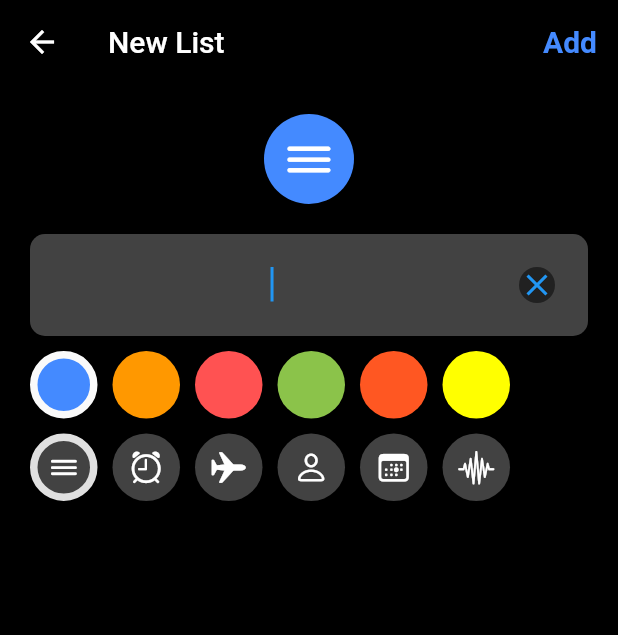
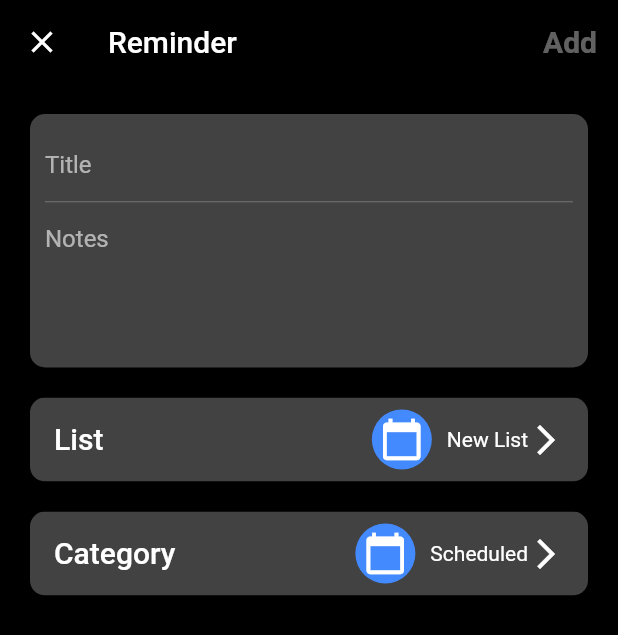
Before and after one commit to DennisAziaya/flutter-reminder-app, a Flutter app: the screen it shows after launch, after a tap on "Add Reminder", on a phone screen of 412 x 824 dp. Shown: the top 635 px of the screen. Run offline on Flutter 3.47's test engine with Material 2 defaults, Android fonts, the phone set to English and light mode, and no system bars.

Commit message:
add reminder text controller

```diff
--- a/lib/main.dart
+++ b/lib/main.dart
@@ -1,5 +1,6 @@
 import 'package:dev_todo/screens/home/HomeScreen.dart';
 import 'package:dev_todo/screens/lists/add_list.dart';
+import 'package:dev_todo/screens/reminder/add_reminder_screen.dart';
 import 'package:flutter/material.dart';
 
 void main() {
@@ -16,7 +17,8 @@ class MyApp extends StatelessWidget {
       initialRoute: '/',
       routes: {
         '/': (context) => HomeScreen(),
-          '/addList': (context) => const AddList()
+        '/addList': (context) => const AddList(),
+        '/reminder': (context) => const ReminderScreen()
       },
       theme: ThemeData(
           scaffoldBackgroundColor: Colors.black,
@@ -26,7 +28,10 @@ class MyApp extends StatelessWidget {
           textButtonTheme: TextButtonThemeData(
               style: TextButton.styleFrom(
             primary: Colors.blueAccent,
-                    textStyle: const TextStyle(
-                        fontWeight: FontWeight.bold, fontSize: 20)))));
+            textStyle:
+                const TextStyle(fontWeight: FontWeight.bold, fontSize: 20),
+          )),
+          dividerColor: Colors.grey[600]),
+    );
   }
 }
--- /dev/null
+++ b/lib/models/todo_list/todo_lists.dart
@@ -0,0 +1,7 @@
+class TodoList {
+  final String id;
+  final String title;
+  final Map icon;
+
+  TodoList({required this.id, required this.title, required this.icon});
+}
--- a/lib/screens/home/HomeScreen.dart
+++ b/lib/screens/home/HomeScreen.dart
@@ -1,4 +1,5 @@
 import 'package:dev_todo/models/category/category_collection.dart';
+import 'package:dev_todo/models/todo_list/todo_lists.dart';
 import 'package:dev_todo/screens/home/widgets/grid_view_items.dart';
 import 'package:dev_todo/screens/home/widgets/list_view_items.dart';
 import 'package:flutter/material.dart';
@@ -14,6 +15,14 @@ class _HomeScreenState extends State<HomeScreen> {
   CategoryCollection categoryCollection = CategoryCollection();
 
   String layoutType = 'grid';
+
+  List<TodoList> todoLists = [];
+
+  addNewList(TodoList list) {
+    setState(() {
+      todoLists.add(list);
+    });
+  }
 
   @override
   Widget build(BuildContext context) {
@@ -40,9 +49,7 @@ class _HomeScreenState extends State<HomeScreen> {
         ),
         body: Column(
           children: [
-            Expanded(
-                flex: 1,
-                child: AnimatedCrossFade(
+            AnimatedCrossFade(
               duration: Duration(milliseconds: 300),
               crossFadeState: layoutType == 'grid'
                   ? CrossFadeState.showFirst
@@ -51,8 +58,18 @@ class _HomeScreenState extends State<HomeScreen> {
                   categories: categoryCollection.selectedCategory),
               secondChild:
                   ListViewItems(categoryCollection: categoryCollection),
-                )),
-            const Footer(),
+            ),
+            Expanded(
+              child: ListView.builder(
+                  shrinkWrap: true,
+                  itemCount: todoLists.length,
+                  itemBuilder: (context, index) {
+                    return ListTile(
+                      leading: Text(todoLists[index].title),
+                    );
+                  }),
+            ),
+            Footer(addNewListCallBack: addNewList)
           ],
         ));
   }
--- a/lib/screens/home/widgets/footer.dart
+++ b/lib/screens/home/widgets/footer.dart
@@ -1,10 +1,12 @@
+import 'package:dev_todo/models/todo_list/todo_lists.dart';
 import 'package:dev_todo/screens/lists/add_list.dart';
+import 'package:dev_todo/screens/reminder/add_reminder_screen.dart';
 import 'package:flutter/material.dart';
 
 class Footer extends StatelessWidget {
-  const Footer({
-    Key? key,
-  }) : super(key: key);
+  final addNewListCallBack;
+
+  const Footer({required this.addNewListCallBack});
 
   @override
   Widget build(BuildContext context) {
@@ -15,17 +17,23 @@ class Footer extends StatelessWidget {
           children: [
             TextButton.icon(
                 onPressed: () {
-                  Navigator.pushNamed(context, '/addList');
+                  //Navigator.pushNamed(context, '/addList');
+                  Navigator.push(
+                      context,
+                      MaterialPageRoute(
+                          builder: (context) => const ReminderScreen(),
+                          fullscreenDialog: true));
                 },
                 icon: const Icon(Icons.add_circle),
                 label: const Text('Add Reminder')),
             TextButton.icon(
-                onPressed: () {
-                  Navigator.push(
+                onPressed: () async {
+                  TodoList newList = await Navigator.push(
                       context,
                       MaterialPageRoute(
                           builder: (context) => const AddList(),
                           fullscreenDialog: true));
+                  addNewListCallBack(newList);
                 },
                 icon: const Icon(Icons.add_task),
                 label: const Text('Add List')),
--- a/lib/screens/lists/add_list.dart
+++ b/lib/screens/lists/add_list.dart
@@ -1,5 +1,6 @@
 import 'package:dev_todo/common/custom_color_collection.dart';
 import 'package:dev_todo/common/custom_icon_collection.dart';
+import 'package:dev_todo/models/todo_list/todo_lists.dart';
 import 'package:flutter/cupertino.dart';
 import 'package:flutter/material.dart';
 
@@ -25,10 +26,16 @@ class _AddListState extends State<AddList> {
   void initState() {
     super.initState();
     _textController.addListener(() {
-      setState() {
+      setState(() {
         _listName = _textController.text;
-      }
+      });
     });
+  }
+
+  @override
+  void dispose() {
+    super.dispose();
+    _textController.dispose();
   }
 
   @override
@@ -38,11 +45,19 @@ class _AddListState extends State<AddList> {
         title: const Text('New List'),
         actions: [
           TextButton(
-              onPressed: _listName.isNotEmpty
+              onPressed: _listName.isEmpty
                   ? null
                   : () {
                       if (_textController.text.isNotEmpty) {
-                        print('added');
+                        Navigator.pop(
+                            context,
+                            TodoList(
+                                id: '1',
+                                title: _textController.text,
+                                icon: {
+                                  "id": _selectedIcon.id,
+                                  'color': _selectedColor.id
+                                }));
                       } else {
                         print('nothing');
                       }
--- /dev/null
+++ b/lib/screens/reminder/add_reminder_screen.dart
@@ -0,0 +1,155 @@
+import 'package:dev_todo/common/widgets/category_icon.dart';
+import 'package:flutter/material.dart';
+
+class ReminderScreen extends StatefulWidget {
+  const ReminderScreen({Key? key}) : super(key: key);
+
+  @override
+  State<ReminderScreen> createState() => _ReminderScreenState();
+}
+
+class _ReminderScreenState extends State<ReminderScreen> {
+  final TextEditingController _titleTextController = TextEditingController();
+  final TextEditingController _notesTextController = TextEditingController();
+
+  String _title = "";
+  //String _notes = '';
+
+  @override
+  void initState() {
+    super.initState();
+    _titleTextController.addListener(() {
+      setState(() {
+        _title = _titleTextController.text;
+      });
+      // _notesTextController.addListener(() {
+      //   setState() {
+      //     _notes = _notesTextController.text;
+      //   }
+    });
+  }
+
+  @override
+  void dispose() {
+    super.dispose();
+    _titleTextController.dispose();
+    _notesTextController.dispose();
+  }
+
+  @override
+  Widget build(BuildContext context) {
+    return Scaffold(
+      appBar: AppBar(
+        title: const Text('Reminder'),
+        actions: [
+          TextButton(
+              onPressed: _title.isEmpty
+                  ? null
+                  : () {
+                      print("add to database");
+                    },
+              child: const Text('Add'))
+        ],
+      ),
+      body: Container(
+        padding: const EdgeInsets.all(20),
+        child: Column(
+          children: [
+            Container(
+              padding: const EdgeInsets.all(10),
+              decoration: BoxDecoration(
+                borderRadius: BorderRadius.circular(10),
+                color: Theme.of(context).cardColor,
+              ),
+              child: Column(
+                children: [
+                  TextField(
+                    textCapitalization: TextCapitalization.sentences,
+                    controller: _titleTextController,
+                    decoration: InputDecoration(
+                        hintText: 'Title', border: InputBorder.none),
+                  ),
+                  Divider(
+                    height: 1,
+                  ),
+                  SizedBox(
+                      height: 100,
+                      child: TextField(
+                        textCapitalization: TextCapitalization.sentences,
+                        controller: _notesTextController,
+                        decoration: InputDecoration(
+                            hintText: 'Notes', border: InputBorder.none),
+                      )),
+                ],
+              ),
+            ),
+            const SizedBox(
+              height: 20,
+            ),
+            Container(
+              clipBehavior: Clip.antiAlias,
+              decoration:
+                  BoxDecoration(borderRadius: BorderRadius.circular(10)),
+              child: Card(
+                elevation: 0,
+                margin: EdgeInsets.zero,
+                child: ListTile(
+                  onTap: () {},
+                  leading: Text(
+                    'List',
+                    style: Theme.of(context).textTheme.headline6,
+                  ),
+                  trailing: Row(
+                    mainAxisSize: MainAxisSize.min,
+                    children: [
+                      CategoryIcon(
+                          bgColor: Colors.blueAccent,
+                          iconData: Icons.calendar_today),
+                      const SizedBox(
+                        width: 10,
+                      ),
+                      const Text('New List'),
+                      const Icon(Icons.arrow_forward_ios)
+                    ],
+                  ),
+                ),
+              ),
+            ),
+            const SizedBox(
+              height: 20,
+            ),
+            Container(
+              clipBehavior: Clip.antiAlias,
+              decoration:
+                  BoxDecoration(borderRadius: BorderRadius.circular(10)),
+              child: Card(
+                elevation: 0,
+                margin: EdgeInsets.zero,
+                child: ListTile(
+                  onTap: () {},
+                  leading: Text(
+                    'Category',
+                    style: Theme.of(context).textTheme.headline6,
+                  ),
+                  trailing: Row(
+                    mainAxisSize: MainAxisSize.min,
+                    children: [
+                      CategoryIcon(
+                          bgColor: Colors.blueAccent,
+                          iconData: Icons.calendar_today),
+                      const SizedBox(
+                        width: 10,
+                      ),
+                      const Text('Scheduled'),
+                      const Icon(Icons.arrow_forward_ios)
+                    ],
+                  ),
+                ),
+              ),
+            )
+          ],
+        ),
+      ),
+    );
+  }
+}
--- a/pubspec.yaml
+++ b/pubspec.yaml
@@ -29,6 +29,8 @@ environment:
 dependencies:
   flutter:
     sdk: flutter
+
+  provider: ^6.0.2
 
 
   # The following adds the Cupertino Icons font to your application.
```
Lines whose indentation alone changed are shown as unchanged.
